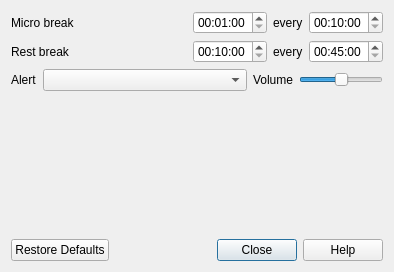
Old version of the form src/Options.ui in the repository goloveshko/relax-my-eyes.
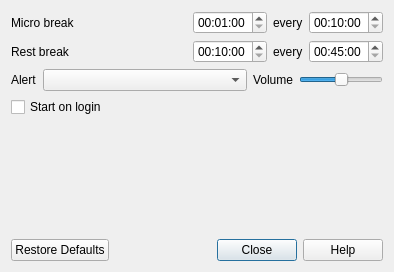
New version of the form.

Commit message:
Start on login
Add options ‘Start on login’

```diff
--- a/src/Options.ui
+++ b/src/Options.ui
@@ -14,10 +14,10 @@
    <string>Options</string>
   </property>
   <layout class="QGridLayout" name="gridLayout" columnstretch="10,0,0,0,0">
-   <item row="4" column="0" colspan="5">
+   <item row="5" column="0" colspan="5">
     <widget class="QLabel" name="labelDebug"/>
    </item>
-   <item row="6" column="0" colspan="5">
+   <item row="7" column="0" colspan="5">
     <widget class="QDialogButtonBox" name="buttonBox">
      <property name="standardButtons">
       <set>QDialogButtonBox::Close|QDialogButtonBox::Help|QDialogButtonBox::RestoreDefaults</set>
@@ -71,7 +71,7 @@
      </property>
     </widget>
    </item>
-   <item row="5" column="1">
+   <item row="6" column="1">
     <spacer name="verticalSpacer">
      <property name="orientation">
       <enum>Qt::Vertical</enum>
@@ -179,6 +179,13 @@
      </item>
     </layout>
    </item>
+   <item row="4" column="0">
+    <widget class="QCheckBox" name="checkBoxStartOnLogin">
+     <property name="text">
+      <string>Start on login</string>
+     </property>
+    </widget>
+   </item>
   </layout>
  </widget>
  <layoutdefault spacing="6" margin="11"/>
```
The commit also changes 5 other files.
